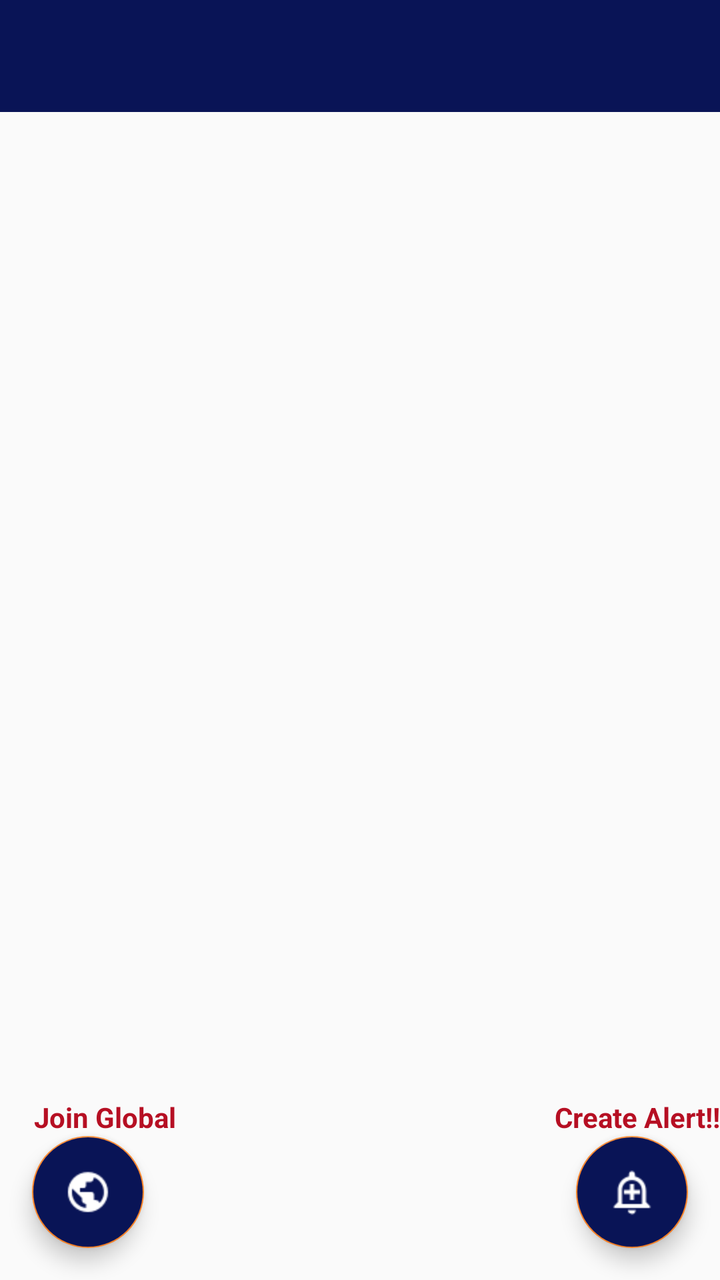
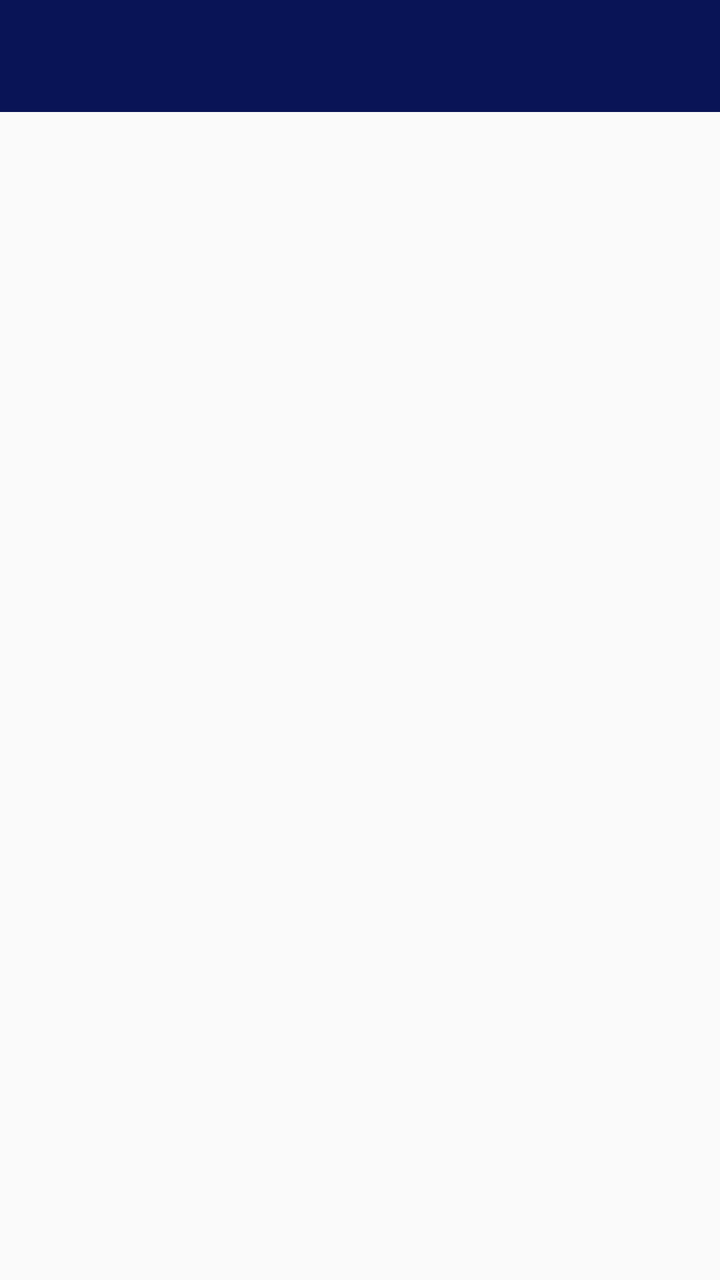

Before-and-after screenshots of an Android layout around one commit, followed by the original layout XML and the change that was made.
<!-- AndroidManifest.xml: activity theme AppTheme.NoActionBar -->
<!-- res/layout/activity_main.xml -->
<?xml version="1.0" encoding="utf-8"?>
<androidx.constraintlayout.widget.ConstraintLayout xmlns:android="http://schemas.android.com/apk/res/android"
    xmlns:app="http://schemas.android.com/apk/res-auto"
    xmlns:tools="http://schemas.android.com/tools"
    android:layout_width="match_parent"
    android:layout_height="match_parent"
    tools:context=".MainActivity">

    <com.google.android.material.appbar.AppBarLayout
        android:id="@+id/toolbaar"
        android:layout_width="match_parent"
        android:layout_height="wrap_content"
        android:theme="@style/AppTheme.AppBarOverlay"
        tools:ignore="MissingConstraints">

        <androidx.appcompat.widget.Toolbar
            android:id="@+id/toolbar"
            android:layout_width="match_parent"
            android:layout_height="?attr/actionBarSize"
            android:background="?attr/colorPrimary"
            app:popupTheme="@style/AppTheme.PopupOverlay" />

    </com.google.android.material.appbar.AppBarLayout>


    <FrameLayout
        android:id="@+id/main_fragment"
        android:layout_width="match_parent"
        android:layout_height="match_parent"
        android:orientation="vertical"
        app:layout_constraintBottom_toBottomOf="parent"
        app:layout_constraintHorizontal_bias="0.0"
        app:layout_constraintLeft_toLeftOf="parent"
        app:layout_constraintRight_toRightOf="parent"
        app:layout_constraintTop_toTopOf="parent"
        app:layout_constraintVertical_bias="0.0">


        <LinearLayout
            android:layout_width="wrap_content"
            android:layout_height="wrap_content"
            android:layout_gravity="bottom|end"
            android:id="@+id/linear"
            android:orientation="vertical">

            <TextView
                android:layout_width="wrap_content"
                android:layout_height="wrap_content"
                android:layout_gravity="bottom|end"
                android:text="Create Alert!!"
                android:textStyle="bold"
                android:layout_marginRight="@dimen/_5sdp"
                android:textColor="@color/error" />

            <com.google.android.material.floatingactionbutton.FloatingActionButton
                android:id="@+id/floating_action_button"
                style="@style/Widget.Design.FloatingActionButton"
                android:layout_width="wrap_content"
                android:layout_height="wrap_content"
                android:layout_gravity="bottom|end"
                android:layout_marginRight="16dp"
                android:layout_marginBottom="16dp"
                android:background="@color/colorPrimary"
                android:backgroundTint="@color/colorPrimary"
                app:srcCompat="@drawable/addalaert"
                android:layout_marginEnd="16dp" />





        </LinearLayout>

        <LinearLayout
            android:layout_width="wrap_content"
            android:layout_height="wrap_content"
            android:layout_gravity="bottom|start"
            android:id="@+id/linear2"
            android:orientation="vertical">

            <TextView
                android:layout_width="wrap_content"
                android:layout_height="wrap_content"
                android:layout_gravity="bottom|end"
                android:text="Join Global"
                android:textStyle="bold"
                android:layout_marginRight="@dimen/_5sdp"
                android:textColor="@color/error" />

            <com.google.android.material.floatingactionbutton.FloatingActionButton
                android:id="@+id/joinGlobal"
                style="@style/Widget.Design.FloatingActionButton"
                android:layout_width="wrap_content"
                android:layout_height="wrap_content"
                android:layout_gravity="bottom|end"
                android:layout_marginLeft="16dp"
                android:layout_marginBottom="16dp"
                android:background="@color/colorPrimary"
                android:backgroundTint="@color/colorPrimary"
                app:srcCompat="@drawable/global"
                android:layout_marginEnd="16dp"
                android:layout_marginStart="16dp" />





        </LinearLayout>
    </FrameLayout>

</androidx.constraintlayout.widget.ConstraintLayout>
<!-- resources referenced by this layout -->
<resources>
  <color name="colorPrimary">#091456</color>
  <color name="error">#B60F23</color>
  <!-- drawable addalaert: png bitmap (drawable, 363 bytes) -->
  <!-- drawable global: png bitmap (drawable, 502 bytes) -->
  <style name="AppTheme.AppBarOverlay" parent="ThemeOverlay.AppCompat.Dark.ActionBar" />
  <style name="AppTheme.PopupOverlay" parent="ThemeOverlay.AppCompat.Light" />
  <style name="AppTheme.NoActionBar">
          <item name="windowActionBar">false</item>
          <item name="windowNoTitle">true</item>
      </style>
</resources>

<!-- the commit's change to res/layout/activity_main.xml (unified diff, before → after) -->
@@ -36,76 +36,6 @@
         app:layout_constraintVertical_bias="0.0">
 
 
-        <LinearLayout
-            android:layout_width="wrap_content"
-            android:layout_height="wrap_content"
-            android:layout_gravity="bottom|end"
-            android:id="@+id/linear"
-            android:orientation="vertical">
-
-            <TextView
-                android:layout_width="wrap_content"
-                android:layout_height="wrap_content"
-                android:layout_gravity="bottom|end"
-                android:text="Create Alert!!"
-                android:textStyle="bold"
-                android:layout_marginRight="@dimen/_5sdp"
-                android:textColor="@color/error" />
-
-            <com.google.android.material.floatingactionbutton.FloatingActionButton
-                android:id="@+id/floating_action_button"
-                style="@style/Widget.Design.FloatingActionButton"
-                android:layout_width="wrap_content"
-                android:layout_height="wrap_content"
-                android:layout_gravity="bottom|end"
-                android:layout_marginRight="16dp"
-                android:layout_marginBottom="16dp"
-                android:background="@color/colorPrimary"
-                android:backgroundTint="@color/colorPrimary"
-                app:srcCompat="@drawable/addalaert"
-                android:layout_marginEnd="16dp" />
-
-
-
-
-
-        </LinearLayout>
-
-        <LinearLayout
-            android:layout_width="wrap_content"
-            android:layout_height="wrap_content"
-            android:layout_gravity="bottom|start"
-            android:id="@+id/linear2"
-            android:orientation="vertical">
-
-            <TextView
-                android:layout_width="wrap_content"
-                android:layout_height="wrap_content"
-                android:layout_gravity="bottom|end"
-                android:text="Join Global"
-                android:textStyle="bold"
-                android:layout_marginRight="@dimen/_5sdp"
-                android:textColor="@color/error" />
-
-            <com.google.android.material.floatingactionbutton.FloatingActionButton
-                android:id="@+id/joinGlobal"
-                style="@style/Widget.Design.FloatingActionButton"
-                android:layout_width="wrap_content"
-                android:layout_height="wrap_content"
-                android:layout_gravity="bottom|end"
-                android:layout_marginLeft="16dp"
-                android:layout_marginBottom="16dp"
-                android:background="@color/colorPrimary"
-                android:backgroundTint="@color/colorPrimary"
-                app:srcCompat="@drawable/global"
-                android:layout_marginEnd="16dp"
-                android:layout_marginStart="16dp" />
-
-
-
-
-
-        </LinearLayout>
     </FrameLayout>
 
 </androidx.constraintlayout.widget.ConstraintLayout>
<!-- resource entries referenced after the edit -->
@@ -1,9 +1,5 @@
 <!-- resources referenced by this layout -->
 <resources>
-  <color name="colorPrimary">#091456</color>
-  <color name="error">#B60F23</color>
-  <!-- drawable addalaert: png bitmap (drawable, 363 bytes) -->
-  <!-- drawable global: png bitmap (drawable, 502 bytes) -->
   <style name="AppTheme.AppBarOverlay" parent="ThemeOverlay.AppCompat.Dark.ActionBar" />
   <style name="AppTheme.PopupOverlay" parent="ThemeOverlay.AppCompat.Light" />
   <style name="AppTheme.NoActionBar">
